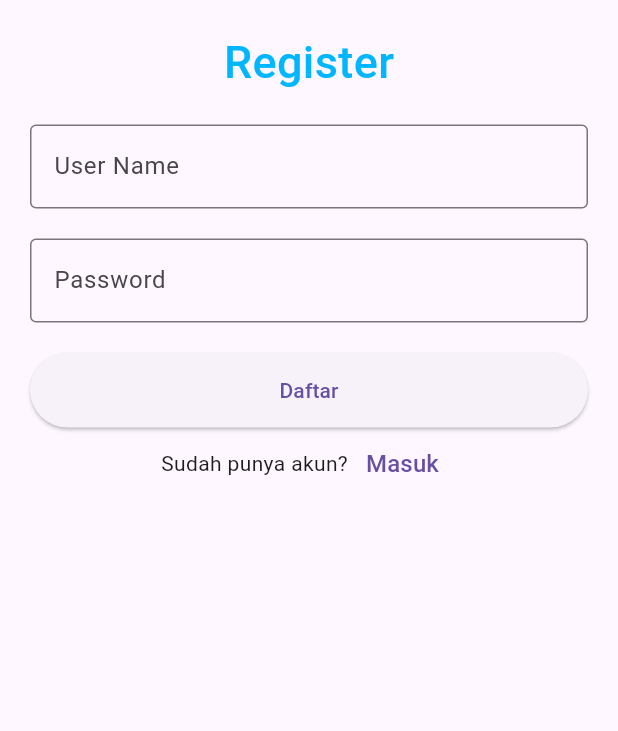
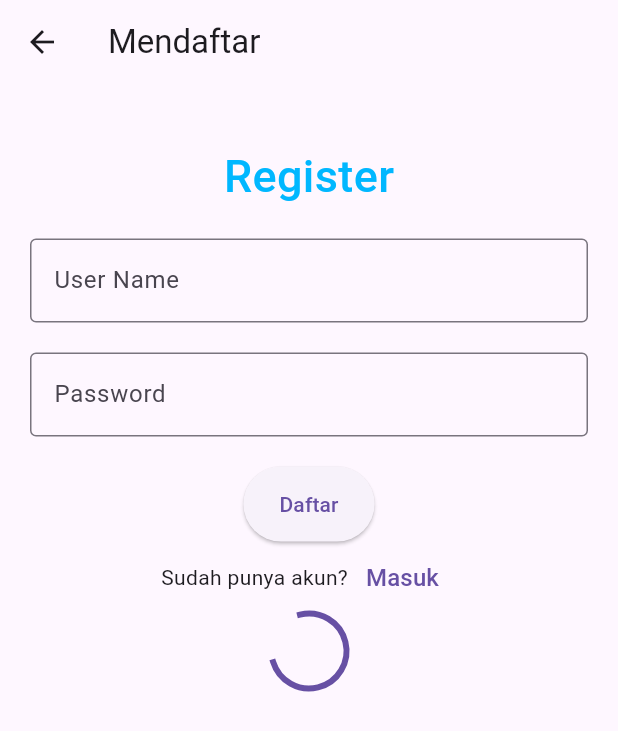
Before and after one commit to tangguhhc/flutter-todo-app-master, a Flutter app: the RegisterScreen screen opened directly, on a phone screen of 412 x 824 dp. Shown: the top 731 px of the screen. Run offline on Flutter 3.47's test engine with Material 3 defaults, Android fonts, the phone set to English and light mode, and no system bars; our stand-ins replace firebase_auth, firebase_core, shared_preferences; accounts and stored records are empty.

Commit message:
add loading bar

```diff
--- a/lib/screens/register.dart
+++ b/lib/screens/register.dart
@@ -36,10 +36,16 @@ class _RegisterScreenState extends State<RegisterScreen> {
   @override
   Widget build(BuildContext context) {
     return Scaffold(
+      appBar: AppBar(
+        title: Text('Mendaftar'),
+      ),
       body: Padding(
           padding: const EdgeInsets.all(10),
-          child: ListView(
-            children: <Widget>[
+          child: Column(
+            children: [
+              SizedBox(
+                height: 20,
+              ),
               Container(
                   alignment: Alignment.center,
                   padding: const EdgeInsets.all(10),
@@ -114,6 +120,11 @@ class _RegisterScreenState extends State<RegisterScreen> {
                   )
                 ],
               ),
+              Container(
+                width: 50,
+                height: 50,
+                child: CircularProgressIndicator(),
+              )
             ],
           )),
     );
```
